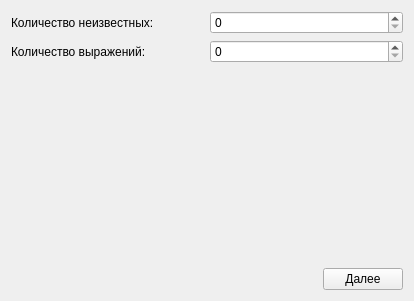
The window that ConditionDialog.ui (group93492/economics_LPP) describes before a commit, drawn with Qt 5.
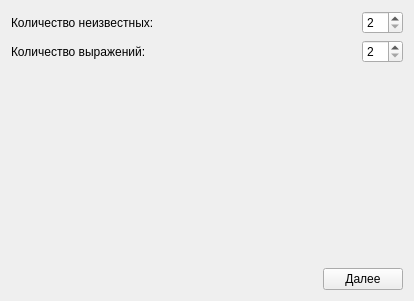
The same window after the commit.

```diff
--- a/ConditionDialog.ui
+++ b/ConditionDialog.ui
@@ -17,7 +17,7 @@
    <item>
     <layout class="QVBoxLayout" name="generalLayout" stretch="0,0,0,0">
      <item>
-      <layout class="QHBoxLayout" name="varLayout">
+      <layout class="QHBoxLayout" name="varLayout" stretch="1,0">
        <item>
         <widget class="QLabel" name="varLabel">
          <property name="text">
@@ -26,12 +26,19 @@
         </widget>
        </item>
        <item>
-        <widget class="QSpinBox" name="varSpinBox"/>
+        <widget class="QSpinBox" name="varSpinBox">
+         <property name="minimum">
+          <number>2</number>
+         </property>
+         <property name="maximum">
+          <number>10</number>
+         </property>
+        </widget>
        </item>
       </layout>
      </item>
      <item>
-      <layout class="QHBoxLayout" name="exprHorizontalLayout">
+      <layout class="QHBoxLayout" name="exprHorizontalLayout" stretch="1,0">
        <item>
         <widget class="QLabel" name="exprLabel">
          <property name="text">
@@ -40,7 +47,14 @@
         </widget>
        </item>
        <item>
-        <widget class="QSpinBox" name="exprSpinBox"/>
+        <widget class="QSpinBox" name="exprSpinBox">
+         <property name="minimum">
+          <number>2</number>
+         </property>
+         <property name="maximum">
+          <number>12</number>
+         </property>
+        </widget>
        </item>
       </layout>
      </item>
```
